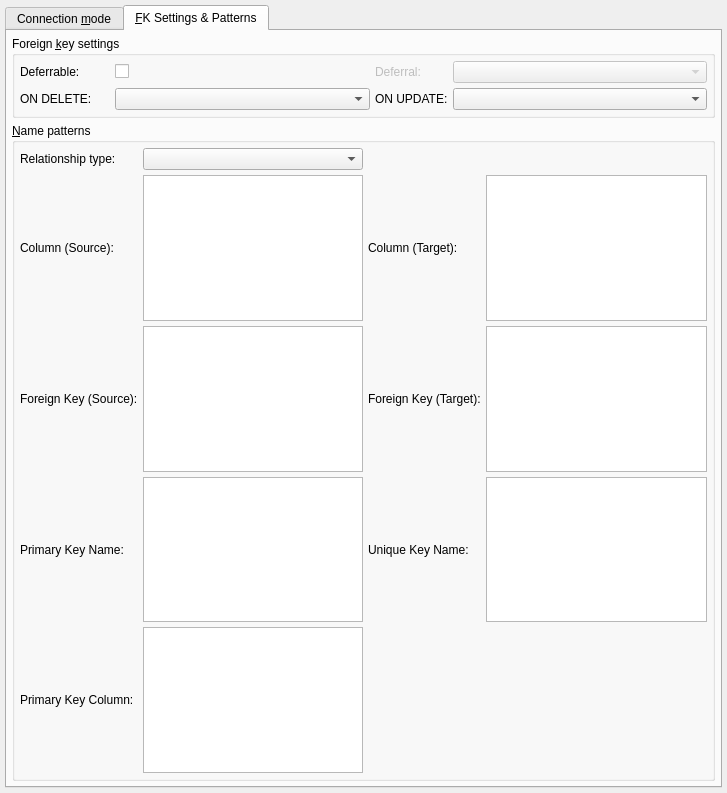
Above: libs/libgui/ui/settings/relationshipconfigwidget.ui from pgmodeler/pgmodeler before the change. Below: the same form after it.
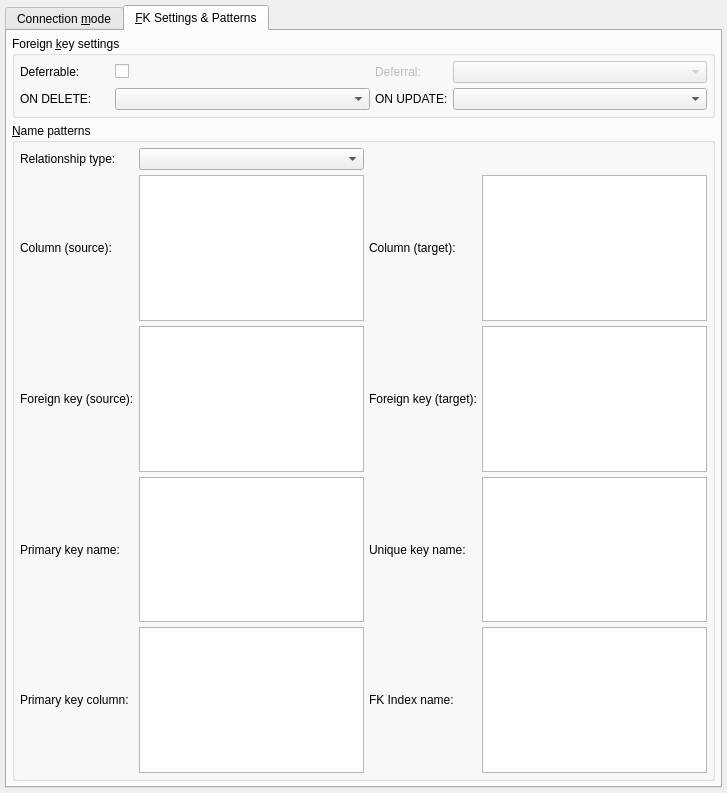
That is the form after the change. The open tabs and pages were chosen to show the change. Icons and pictures are not drawn.

Commit message: Updated RelationshipConfigWidget to include FK column index name pattern

The edit to the form file:
```diff
--- a/libs/libgui/ui/settings/relationshipconfigwidget.ui
+++ b/libs/libgui/ui/settings/relationshipconfigwidget.ui
@@ -653,7 +653,7 @@
              <string>Pattern for foreign key generated based upon reference table's pk (1-1 and 1-n) or based upon source table's pk (n-n).</string>
             </property>
             <property name="text">
-             <string>Foreign Key (Source):</string>
+             <string>Foreign key (source):</string>
             </property>
            </widget>
           </item>
@@ -670,7 +670,7 @@
              <string>Pattern for columns generated based upon target table's pk (n-n).</string>
             </property>
             <property name="text">
-             <string>Column (Target):</string>
+             <string>Column (target):</string>
             </property>
            </widget>
           </item>
@@ -690,7 +690,7 @@
              <string>Pattern for columns generated based upon reference table's pk (1-1 and 1-n) or based upon source table's pk (n-n).</string>
             </property>
             <property name="text">
-             <string>Column (Source):</string>
+             <string>Column (source):</string>
             </property>
            </widget>
           </item>
@@ -700,7 +700,7 @@
              <string>Pattern for foreign key generated based upon target table's pk (n-n).</string>
             </property>
             <property name="text">
-             <string>Foreign Key (Target):</string>
+             <string>Foreign key (target):</string>
             </property>
            </widget>
           </item>
@@ -710,7 +710,7 @@
              <string>Pattern for unique key generated by the relationship.</string>
             </property>
             <property name="text">
-             <string>Unique Key Name:</string>
+             <string>Unique key name:</string>
             </property>
            </widget>
           </item>
@@ -720,7 +720,7 @@
              <string>Pattern for primary key generated by identifier relationship.</string>
             </property>
             <property name="text">
-             <string>Primary Key Name:</string>
+             <string>Primary key name:</string>
             </property>
            </widget>
           </item>
@@ -730,7 +730,7 @@
              <string>Pattern for primary key generated by identifier relationship.</string>
             </property>
             <property name="text">
-             <string>Primary Key Column:</string>
+             <string>Primary key column:</string>
             </property>
            </widget>
           </item>
@@ -926,7 +926,45 @@
              <enum>Qt::ScrollBarAlwaysOff</enum>
             </property>
             <property name="horizontalScrollBarPolicy">
-             <enum>Qt::ScrollBarAlwaysOff</enum>
+             <enum>Qt::ScrollBarPolicy::ScrollBarAlwaysOff</enum>
+            </property>
+           </widget>
+          </item>
+          <item row="4" column="2">
+           <widget class="QLabel" name="fk_idx_pattern_lbl">
+            <property name="toolTip">
+             <string>Pattern for unique key generated by the relationship.</string>
+            </property>
+            <property name="text">
+             <string>FK Index name:</string>
+            </property>
+           </widget>
+          </item>
+          <item row="4" column="3">
+           <widget class="QPlainTextEdit" name="fk_idx_pattern_txt">
+            <property name="sizePolicy">
+             <sizepolicy hsizetype="Expanding" vsizetype="Fixed">
+              <horstretch>0</horstretch>
+              <verstretch>0</verstretch>
+             </sizepolicy>
+            </property>
+            <property name="minimumSize">
+             <size>
+              <width>0</width>
+              <height>0</height>
+             </size>
+            </property>
+            <property name="maximumSize">
+             <size>
+              <width>16777215</width>
+              <height>16777215</height>
+             </size>
+            </property>
+            <property name="verticalScrollBarPolicy">
+             <enum>Qt::ScrollBarPolicy::ScrollBarAlwaysOff</enum>
+            </property>
+            <property name="horizontalScrollBarPolicy">
+             <enum>Qt::ScrollBarPolicy::ScrollBarAlwaysOff</enum>
             </property>
            </widget>
           </item>
```
Left out of the diff: 70 changed lines with no effect on the pictures. The commit also changes 4 other files.
